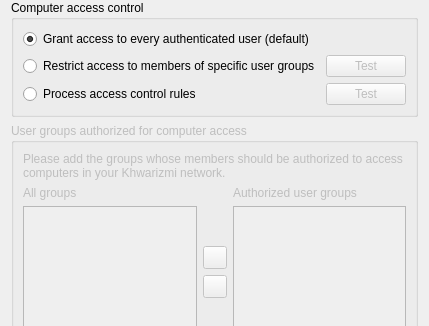
First picture: the form in configurator/src/AccessControlPage.ui, repository khwarizmi-si/veyon, before the edit; both pictures show x 0 to 429 and y 0 to 326 of the 429 by 639 pixel window.
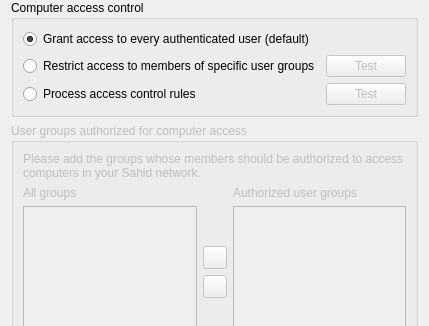
Second picture: the form after the edit. Icons and pictures are not drawn.

Commit message:
feat: brand configurator for Sahid
Apply Sahid naming and icons to the Configurator, update legacy XPM launcher icons, and provide a default Lab/Self entry for local testing when no computers are configured.

Patch:
```diff
--- a/configurator/src/AccessControlPage.ui
+++ b/configurator/src/AccessControlPage.ui
@@ -110,7 +110,7 @@
       <item row="0" column="0" colspan="3">
        <widget class="QLabel" name="label_40">
         <property name="text">
-         <string>Please add the groups whose members should be authorized to access computers in your Khwarizmi network.</string>
+         <string>Please add the groups whose members should be authorized to access computers in your Sahid network.</string>
         </property>
         <property name="wordWrap">
          <bool>true</bool>
```
The commit also changes 16 other files.
